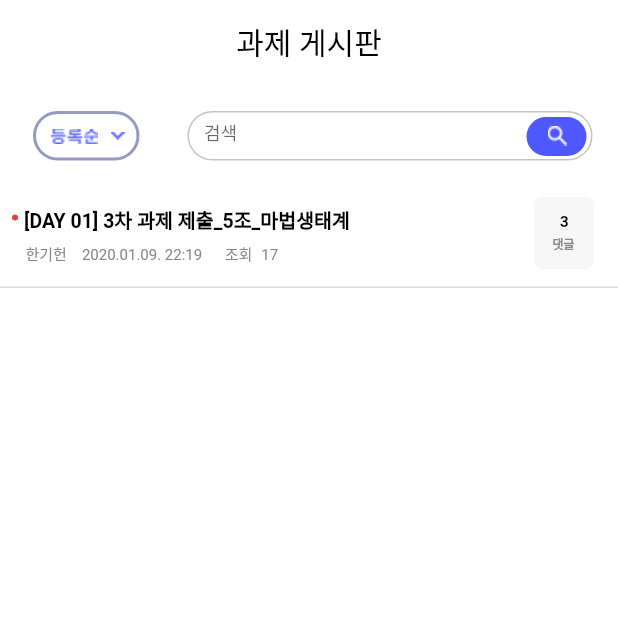
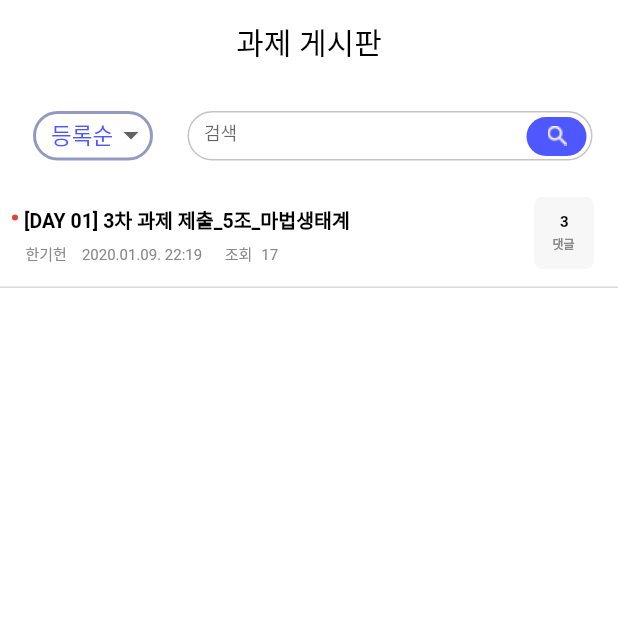
Before and after one commit to kimkihwan/workshop, a Flutter app: the screen it shows after launch, on a phone screen of 412 x 824 dp, the top half of it. Run offline on Flutter 3.47's test engine with Material 2 defaults, Android fonts, the phone set to English and light mode, and no system bars; our stand-ins replace dotted_border, image_picker; Roboto replaces fonts that are missing (Apple SD Gothic Neo).

Commit message:
Update task_board.dart

```diff
--- a/lib/task_board.dart
+++ b/lib/task_board.dart
@@ -2,8 +2,12 @@
 import 'package:flutter/material.dart';
 import 'package:workshop/values/values.dart';
 
+class TaskBoardViewWidget extends StatefulWidget {
+  @override
+  _TaskBoardViewWidgetState createState() => _TaskBoardViewWidgetState();
+}
 
-class TaskBoardViewWidget extends StatelessWidget {
+class _TaskBoardViewWidgetState extends State<TaskBoardViewWidget> {
 
   void onRectangleTwoPressed(BuildContext context) {
 
@@ -13,9 +17,13 @@ class TaskBoardViewWidget extends StatelessWidget {
 
   }
 
+  String selectOrder = "등록순";
+
+  List<String> orders = ["등록순", "날짜순", "과제순", "팀순"];
+
+
   @override
   Widget build(BuildContext context) {
-
     return Scaffold(
       appBar: AppBar(
         iconTheme: IconThemeData(color: Color(0xFF4F57FF)),
@@ -39,25 +47,17 @@ class TaskBoardViewWidget extends StatelessWidget {
                 crossAxisAlignment: CrossAxisAlignment.stretch,
               children: [
                 Container(
-                  width: 71,
+                  width: 80,
                   height: 60,
-                  margin: EdgeInsets.only(left: 5, top: 18),
+                  margin: EdgeInsets.only(left: 5, top: 10),
                   child: Stack(
                     alignment: Alignment.center,
                     children: [
                       Positioned(
-                        left: 52,
-                        top: 14,
-                        child: Image.asset(
-                          "assets/images/order_icon.png",
-                          fit: BoxFit.none,
-                        ),
-                      ),
-                      Positioned(
                         left: 0,
-                        top: 0,
+                        top: 8,
                         child: Container(
-                          width: 71,
+                          width: 80,
                           height: 33,
                           decoration: BoxDecoration(
                             border: Border.fromBorderSide(Borders.secondaryBorder),
@@ -68,10 +68,21 @@ class TaskBoardViewWidget extends StatelessWidget {
                       ),
                       Positioned(
                         left: 12,
-                        top: 12,
-                        child: Image.asset(
-                          "assets/images/order.png",
-                          fit: BoxFit.none,
+                        top: 0,
+                        child: DropdownButton<String>(
+                          underline: SizedBox(),
+                          value: selectOrder,
+                          onChanged: (String Value) {
+                            setState(() {
+                              selectOrder = Value;
+                            });
+                          },
+                          items: orders.map((String user) {
+                            return  DropdownMenuItem<String>(
+                              value: user,
+                              child: Text(user, style: TextStyle(fontSize: 15, color: Color(0xFF4F57FF)))
+                            );
+                          }).toList(),
                         ),
                       ),
                     ],
```
